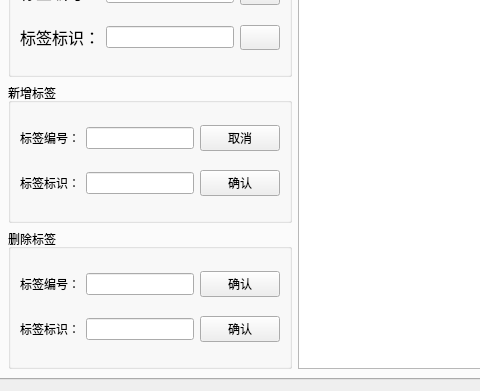
This is Deca/views/GraphicsWidget.ui in summerfll/wms as Qt 5 draws it before an edit; both pictures show x 105 to 585 and y 109 to 500 of the 1277 by 500 pixel window. The edited form follows.
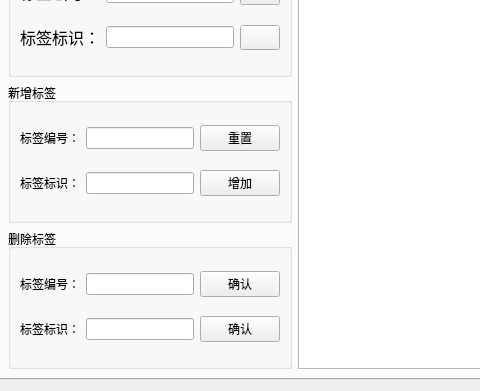
This is the edited form. The open tabs and pages were chosen to show the change. Icons and pictures are not drawn. Custom widgets are drawn as their Qt base class.

What changed in the file:
```diff
--- a/Deca/views/GraphicsWidget.ui
+++ b/Deca/views/GraphicsWidget.ui
@@ -1491,7 +1491,7 @@
                 <item>
                  <widget class="QPushButton" name="pushButton_46">
                   <property name="text">
-                   <string>取消</string>
+                   <string>重置</string>
                   </property>
                  </widget>
                 </item>
@@ -1512,7 +1512,7 @@
                 <item>
                  <widget class="QPushButton" name="pushButton_41">
                   <property name="text">
-                   <string>确认</string>
+                   <string>增加</string>
                   </property>
                  </widget>
                 </item>
```
Left out of the diff: 2 changed lines with no effect on the pictures.
